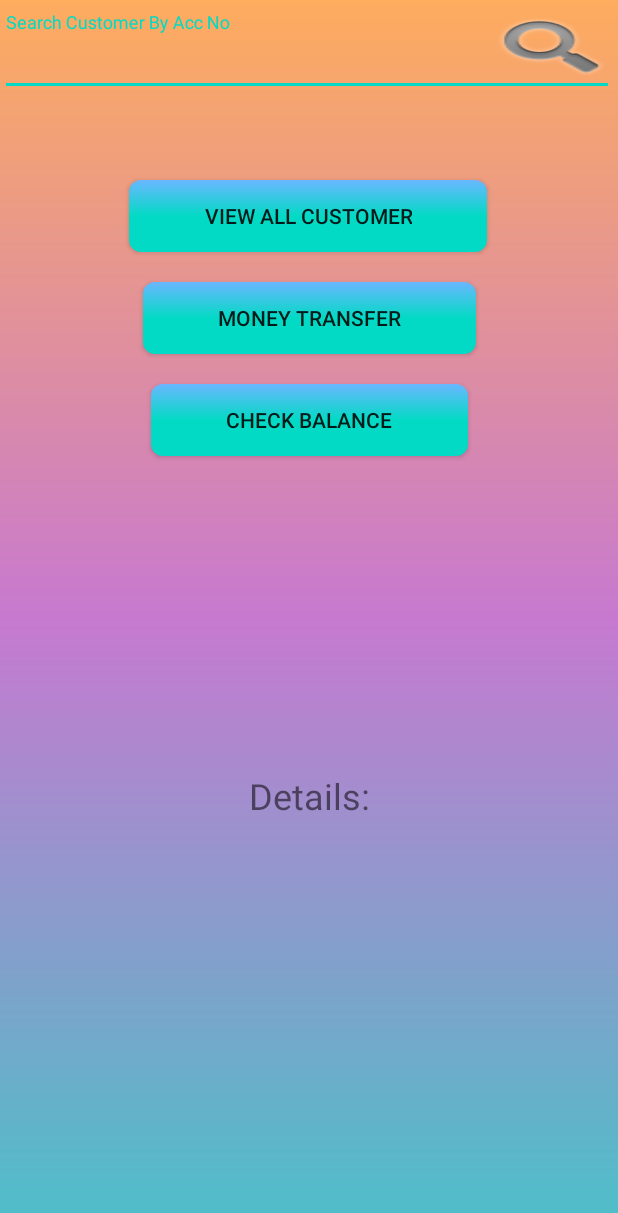
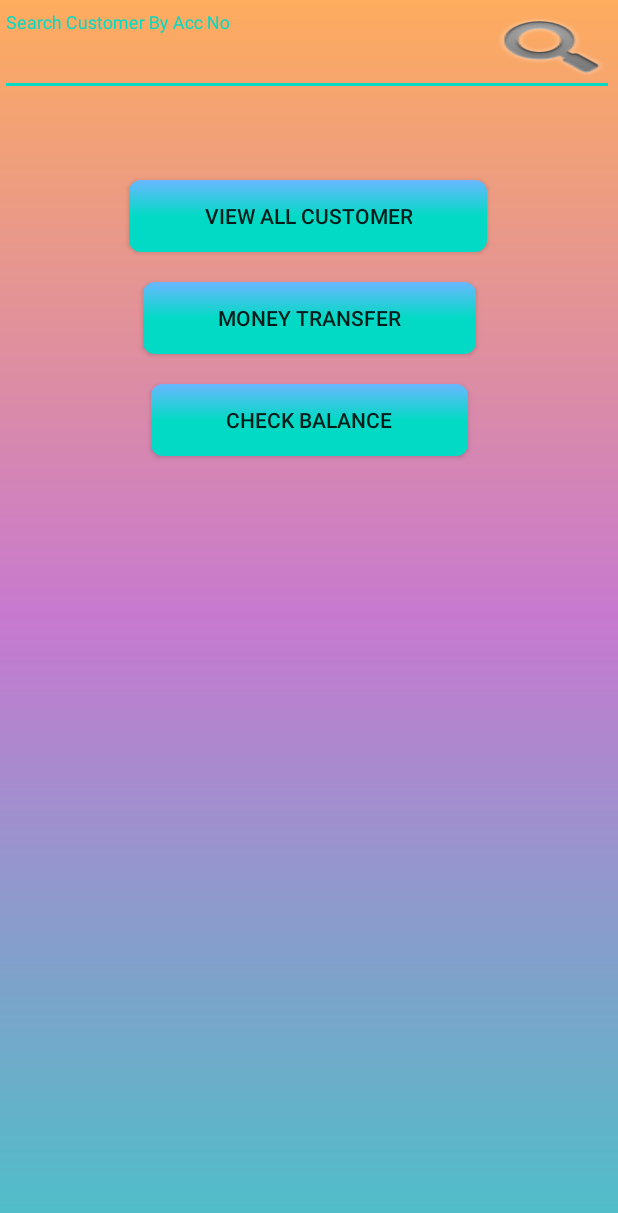
Before and after one commit to Deep201620/EzyPay, an Android app: the layout activity_main.xml on its own in the app's theme, with its tools: preview values and no code run, on a phone screen of 412 x 824 dp. Shown: the top 1213 px of the screen. Run offline under Robolectric (Android 15) with nearby library versions, the phone set to English and light mode, and no system bars.

Commit message:
Final Version

```diff
--- a/app/src/main/res/layout/activity_main.xml
+++ b/app/src/main/res/layout/activity_main.xml
@@ -5,6 +5,7 @@
     android:id="@+id/searchcutomer"
     android:layout_width="match_parent"
     android:layout_height="match_parent"
+    android:orientation="vertical"
     android:background="@drawable/layout_background"
     tools:context=".MainActivity">
 
@@ -71,7 +72,6 @@
         android:id="@+id/alldetails"
         android:layout_width="wrap_content"
         android:layout_height="wrap_content"
-        android:text="Details:"
         android:textSize="24sp"
         app:layout_constraintBottom_toBottomOf="parent"
         app:layout_constraintEnd_toEndOf="parent"
--- a/app/src/main/res/layout/activity_money_transfer.xml
+++ b/app/src/main/res/layout/activity_money_transfer.xml
@@ -4,6 +4,7 @@
     xmlns:tools="http://schemas.android.com/tools"
     android:layout_width="match_parent"
     android:layout_height="match_parent"
+    android:orientation="vertical"
     android:background="@drawable/layout_background"
     tools:context=".MoneyTransfer">
 
--- a/app/src/main/res/layout/activity_splashscreen.xml
+++ b/app/src/main/res/layout/activity_splashscreen.xml
@@ -4,6 +4,7 @@
     xmlns:tools="http://schemas.android.com/tools"
     android:layout_width="match_parent"
     android:layout_height="match_parent"
+    android:orientation="vertical"
     android:background="@drawable/splashscreen"
     tools:context=".Splashscreen">
 
```
